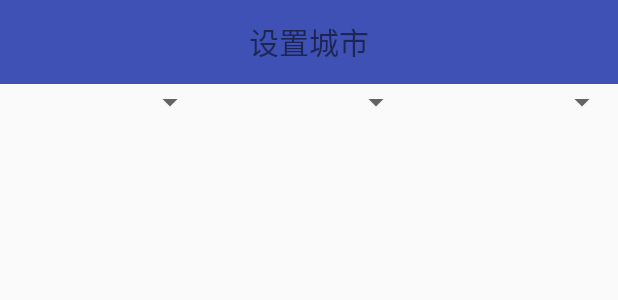
After one commit to PerryHuan9/FMHeartWeather, an Android app: the layout activity_location.xml on its own in the app's theme, with its tools: preview values and no code run, on a phone screen of 412 x 824 dp. The commit adds this screen. Shown: the top 300 px of the screen. Run offline under Robolectric (Android 15) with nearby library versions, the phone set to English and light mode, and no system bars.

Commit message:
弄好布局

```diff
--- /dev/null
+++ b/app/src/main/res/layout/activity_location.xml
@@ -0,0 +1,48 @@
+<?xml version="1.0" encoding="utf-8"?>
+<LinearLayout xmlns:android="http://schemas.android.com/apk/res/android"
+              xmlns:app="http://schemas.android.com/apk/res-auto"
+              android:layout_width="match_parent"
+              android:layout_height="match_parent"
+              android:orientation="vertical">
+
+    <android.support.v7.widget.Toolbar
+        android:id="@+id/loc_toolbar"
+        android:layout_width="match_parent"
+        android:layout_height="?attr/actionBarSize"
+        android:background="?attr/colorPrimary"
+        app:popupTheme="@style/ThemeOverlay.AppCompat.Light">
+
+        <TextView
+            android:id="@+id/loc_title"
+            android:layout_width="wrap_content"
+            android:layout_height="wrap_content"
+            android:layout_gravity="center"
+            android:text="设置城市"
+            android:textSize="20sp"/>
+
+    </android.support.v7.widget.Toolbar>
+
+    <LinearLayout
+        android:layout_width="match_parent"
+        android:layout_height="match_parent"
+        android:orientation="horizontal">
+
+        <Spinner
+            android:id="@+id/province"
+            android:layout_weight="1"
+            android:layout_width="wrap_content"
+            android:layout_height="wrap_content"/>
+        <Spinner
+            android:id="@+id/city"
+            android:layout_weight="1"
+            android:layout_width="wrap_content"
+            android:layout_height="wrap_content"/>
+        <Spinner
+            android:id="@+id/county"
+            android:layout_weight="1"
+            android:layout_width="wrap_content"
+            android:layout_height="wrap_content"/>
+    </LinearLayout>
+
+
+</LinearLayout>
```
Also changed, not shown: app/src/main/java/com/vip/fmheartweather/LocationActivity.java (added, +111 -0 lines), app/src/main/java/com/vip/fmheartweather/MainActivity.java (+12 -0 lines).
